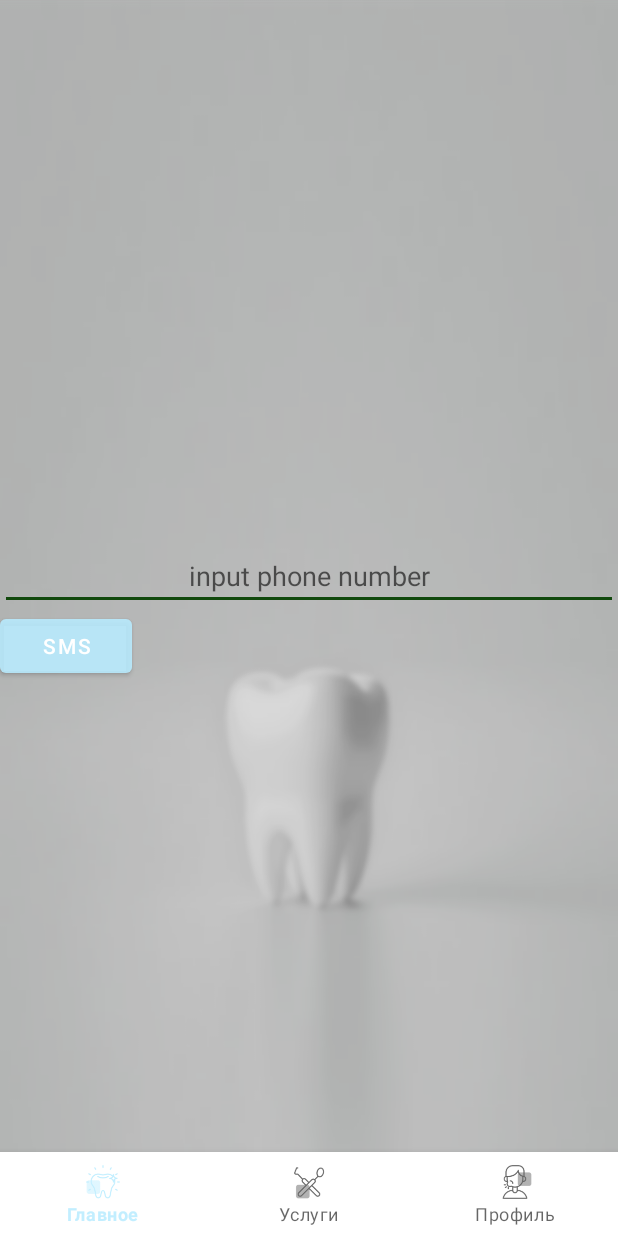
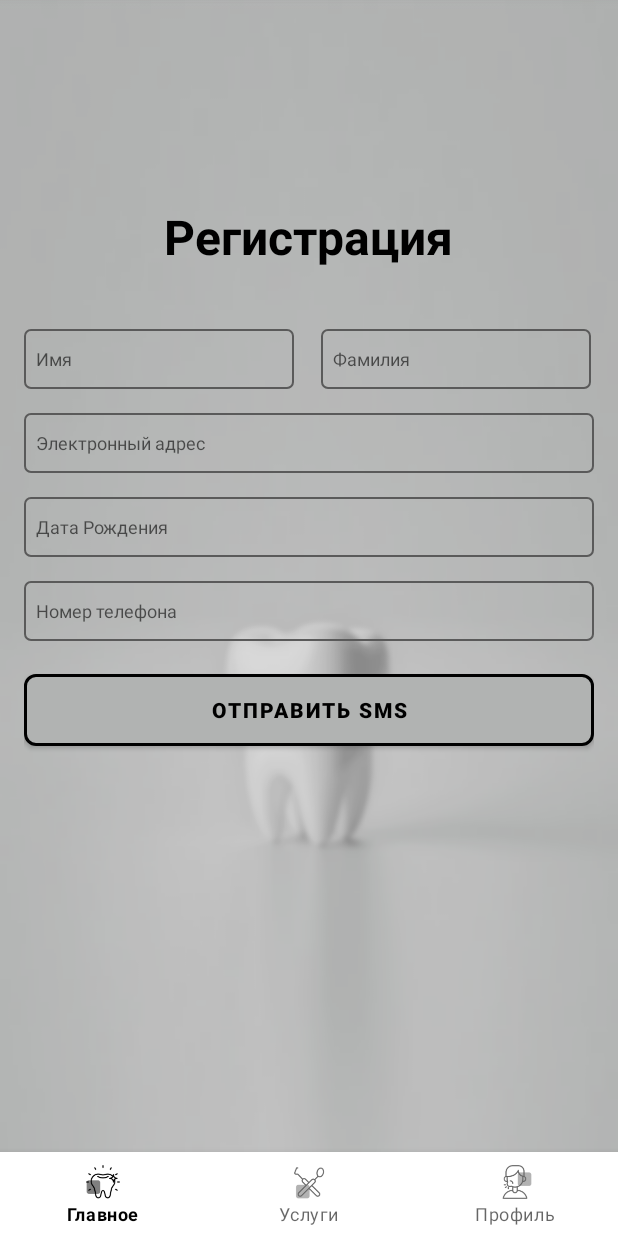
Before and after one commit to aycholpon-bektenbekova/Ibolot, an Android app: the screen it shows after launch (MainActivity), on a phone screen of 412 x 824 dp. Run offline under Robolectric (Android 15) with nearby library versions, the phone set to English and light mode, and no system bars; our stand-ins replace Firebase (no records; nobody signed in at launch, a user with empty details on screens opened directly), navigation-ui; libraries missing offline, so code that uses them is left out: by.kirich1409.viewbindingdelegate; 3 statements that could not run were skipped.

Commit message:
firebase auth

```diff
--- a/app/src/main/java/com/example/ibolot/ui/fragments/profile/ExitFragment.kt
+++ b/app/src/main/java/com/example/ibolot/ui/fragments/profile/ExitFragment.kt
@@ -15,7 +15,7 @@ class ExitFragment : Fragment(R.layout.fragment_exit) {
 
     override fun onViewCreated(view: View, savedInstanceState: Bundle?) {
         super.onViewCreated(view, savedInstanceState)
-initClicker()
+        initClicker()
     }
 
     private fun initClicker() {
--- a/app/src/main/java/com/example/ibolot/ui/fragments/profile/auth/AuthFragment.kt
+++ /dev/null
@@ -1,110 +0,0 @@
-package com.example.ibolot.ui.fragments.profile.auth
-
-import android.os.Bundle
-import android.util.Log
-import android.view.View
-import androidx.core.view.isVisible
-import androidx.navigation.fragment.findNavController
-import by.kirich1409.viewbindingdelegate.viewBinding
-import com.example.ibolot.R
-import com.example.ibolot.databinding.AuthFragmentBinding
-import com.example.ibolot.ui.fragments.base.BaseFragment
-import com.google.firebase.FirebaseException
-import com.google.firebase.FirebaseTooManyRequestsException
-import com.google.firebase.auth.*
-import java.util.concurrent.TimeUnit
-
-class AuthFragment : BaseFragment(R.layout.auth_fragment) {
-
-    private val binding by viewBinding(AuthFragmentBinding::bind)
-    private var auth = FirebaseAuth.getInstance()
-    private lateinit var uid: String
-    private lateinit var callbacks: PhoneAuthProvider.OnVerificationStateChangedCallbacks
-    private lateinit var resendToken: PhoneAuthProvider.ForceResendingToken
-
-    override fun onViewCreated(view: View, savedInstanceState: Bundle?) {
-        super.onViewCreated(view, savedInstanceState)
-        auth = FirebaseAuth.getInstance()
-        if (auth.currentUser?.uid != null) {
-            findNavController().navigate(R.id.navigation_main)
-        }
-        binding.btnSMS.setOnClickListener {
-            initCallback()
-            val options = PhoneAuthOptions.newBuilder(auth)
-                .setPhoneNumber(binding.etPhone.text.toString())
-                .setTimeout(60L, TimeUnit.SECONDS)
-                .setActivity(requireActivity())
-                .setCallbacks(callbacks)
-                .build()
-            PhoneAuthProvider.verifyPhoneNumber(options)
-        }
-        binding.btnSubmit.setOnClickListener {
-            examCode()
-        }
-    }
-
-    private fun examCode() {
-        val credential = PhoneAuthProvider.getCredential(uid,
-            binding.etCode.text.toString()
-        )
-
-        auth.signInWithCredential(credential)
-            .addOnCompleteListener(requireActivity()) { task ->
-                if (task.isSuccessful){
-                    Log.d("aic", "signInWithCredential:success")
-                    findNavController().navigate(R.id.navigation_main)
-                }else Log.d("aic", "signInWithCredential:error")
-            }
-    }
-
-    private fun initCallback() {
-        callbacks = object : PhoneAuthProvider.OnVerificationStateChangedCallbacks() {
-
-            override fun onVerificationCompleted(credential: PhoneAuthCredential) {
-                // This callback will be invoked in two situations:
-                // 1 - Instant verification. In some cases the phone number can be instantly
-                //     verified without needing to send or enter a verification code.
-                // 2 - Auto-retrieval. On some devices Google Play services can automatically
-                //     detect the incoming verification SMS and perform verification without
-                //     user action.
-//                Log.d(TAG, "onVerificationCompleted:$credential")
-//                signInWithPhoneAuthCredential(credential)
-            }
-
-            override fun onVerificationFailed(e: FirebaseException) {
-                // This callback is invoked in an invalid request for verification is made,
-                // for instance if the the phone number format is not valid.
-//                Log.w(TAG, "onVerificationFailed", e)
-                Log.d("ololo", e.message.toString())
-                if (e is FirebaseAuthInvalidCredentialsException) {
-                    // Invalid request
-                } else if (e is FirebaseTooManyRequestsException) {
-                    // The SMS quota for the project has been exceeded
-                }
-
-                // Show a message and update the UI
-            }
-
-            override fun onCodeSent(
-                verificationId: String,
-                token: PhoneAuthProvider.ForceResendingToken
-            ) {
-                // The SMS verification code has been sent to the provided phone number, we
-                // now need to ask the user to enter the code and then construct a credential
-                // by combining the code with a verification ID.
-//                Log.d(TAG, "onCodeSent:$verificationId")
-
-                // Save verification ID and resending token so we can use them later
-                uid = verificationId
-                resendToken = token
-                Log.d("aic", "auth succd")
-
-                binding.btnSubmit.isVisible = true
-                binding.etCode.isVisible = true
-                binding.etPhone.isVisible = false
-                binding.btnSMS.isVisible = false
-            }
-        }
-
-    }
-}
--- a/app/src/main/res/layout/auth_fragment.xml
+++ /dev/null
@@ -1,47 +0,0 @@
-<?xml version="1.0" encoding="utf-8"?>
-<androidx.constraintlayout.widget.ConstraintLayout xmlns:android="http://schemas.android.com/apk/res/android"
-    xmlns:tools="http://schemas.android.com/tools"
-    android:layout_width="match_parent"
-    android:layout_height="match_parent"
-    xmlns:app="http://schemas.android.com/apk/res-auto">
-
-    <EditText
-        android:gravity="center"
-        app:layout_constraintTop_toTopOf="parent"
-        app:layout_constraintBottom_toBottomOf="parent"
-        android:id="@+id/etPhone"
-        android:layout_width="match_parent"
-        android:layout_height="wrap_content"
-        android:layout_gravity="center"
-        android:inputType="phone"
-        android:hint="input phone number"
-        tools:ignore="MissingConstraints" />
-
-    <Button
-        android:id="@+id/btnSMS"
-        android:layout_width="wrap_content"
-        android:layout_height="wrap_content"
-        android:text="sms"
-        app:layout_constraintStart_toStartOf="@id/etPhone"
-        app:layout_constraintTop_toBottomOf="@id/etPhone"/>
-
-    <EditText
-        android:id="@+id/etCode"
-        app:layout_constraintTop_toTopOf="parent"
-        app:layout_constraintBottom_toBottomOf="parent"
-        android:visibility="gone"
-        android:layout_width="match_parent"
-        android:layout_height="wrap_content"
-        android:inputType="phone"
-        android:hint="input code" />
-
-    <Button
-        android:visibility="gone"
-        android:id="@+id/btnSubmit"
-        android:layout_width="wrap_content"
-        android:layout_height="wrap_content"
-        android:text="submit"
-        app:layout_constraintTop_toBottomOf="@id/etCode"
-        app:layout_constraintStart_toStartOf="@id/etCode"/>
-
-</androidx.constraintlayout.widget.ConstraintLayout>
--- a/app/src/main/res/layout/fragment_about.xml
+++ b/app/src/main/res/layout/fragment_about.xml
@@ -3,7 +3,7 @@
     xmlns:app="http://schemas.android.com/apk/res-auto"
     android:layout_width="match_parent"
     android:layout_height="match_parent"
-    android:background="#B3E0F0">
+    android:background="@drawable/ibolot_background">
 
     <ScrollView
         android:layout_width="match_parent"
--- a/app/src/main/res/layout/fragment_dentures.xml
+++ b/app/src/main/res/layout/fragment_dentures.xml
@@ -2,7 +2,7 @@
 <FrameLayout xmlns:android="http://schemas.android.com/apk/res/android"
     android:layout_width="match_parent"
     android:layout_height="match_parent"
-    android:background="@color/blue">
+    android:background="@drawable/ibolot_background">
 
    <include
       android:id="@+id/in_end_fragment"
--- a/app/src/main/res/layout/fragment_doctors.xml
+++ b/app/src/main/res/layout/fragment_doctors.xml
@@ -3,7 +3,7 @@
     android:layout_width="match_parent"
     xmlns:app="http://schemas.android.com/apk/res-auto"
     xmlns:tools="http://schemas.android.com/tools"
-    android:background="@color/blue"
+    android:background="@drawable/ibolot_background"
     android:layout_height="match_parent">
 
     <TextView
--- a/app/src/main/res/layout/fragment_main.xml
+++ b/app/src/main/res/layout/fragment_main.xml
@@ -21,7 +21,7 @@
         android:layout_height="wrap_content"
         android:layout_marginTop="8dp"
         app:dotsClickable="true"
-        app:dotsColor="@android:color/holo_blue_light"
+        app:dotsColor="@android:color/black"
         app:dotsSize="10dp"
         app:dotsSpacing="4dp"
         app:layout_constraintEnd_toEndOf="parent"
--- a/app/src/main/res/layout/fragment_registration.xml
+++ b/app/src/main/res/layout/fragment_registration.xml
@@ -92,6 +92,7 @@ app:layout_constraintStart_toStartOf="parent"
         android:layout_height="40dp"/>
 
     <EditText
+        android:visibility="gone"
         android:layout_width="match_parent"
         android:background="@drawable/edittext_background"
         android:hint="Придумайте пароль"
@@ -109,7 +110,22 @@ app:layout_constraintStart_toStartOf="parent"
         android:backgroundTint="@color/ibolot"
         app:strokeColor="@color/black"
         app:strokeWidth="2dp"
+        android:visibility="gone"
         android:text="Зарегистрироваться"
+        android:textStyle="bold"
+        android:textColor="@color/black"
+        android:gravity="center"
+        android:layout_marginBottom="40dp"
+        android:layout_height="60dp"/>
+
+    <com.google.android.material.button.MaterialButton
+        android:layout_width="match_parent"
+        app:cornerRadius="8dp"
+        android:id="@+id/btn_sms"
+        android:backgroundTint="@color/ibolot"
+        app:strokeColor="@color/black"
+        app:strokeWidth="2dp"
+        android:text="Отправить sms"
         android:textStyle="bold"
         android:textColor="@color/black"
         android:gravity="center"
--- a/app/src/main/res/layout/include_record.xml
+++ b/app/src/main/res/layout/include_record.xml
@@ -2,7 +2,6 @@
 <androidx.constraintlayout.widget.ConstraintLayout xmlns:android="http://schemas.android.com/apk/res/android"
     android:layout_width="match_parent"
     xmlns:app="http://schemas.android.com/apk/res-auto"
-    android:background="@color/blue"
     android:layout_height="match_parent">
 
     <androidx.cardview.widget.CardView
@@ -63,6 +62,7 @@
             android:paddingStart="10dp"/>
 
         <com.google.android.material.button.MaterialButton
+            app:backgroundTint="@color/blue"
             android:id="@+id/btnRecord"
             android:layout_width="match_parent"
             android:layout_height="48dp"
--- a/app/src/main/res/navigation/mobile_navigation.xml
+++ b/app/src/main/res/navigation/mobile_navigation.xml
@@ -3,7 +3,7 @@
     xmlns:app="http://schemas.android.com/apk/res-auto"
     xmlns:tools="http://schemas.android.com/tools"
     android:id="@+id/mobile_navigation"
-    app:startDestination="@+id/authFragment">
+    app:startDestination="@+id/registrationFragment">
 
     <fragment
         android:id="@+id/navigation_main"
@@ -76,9 +76,5 @@
         android:name="com.example.ibolot.ui.fragments.main.AboutFragment"
         android:label="@string/card_about"
         tools:layout="@layout/fragment_about" />
-    <fragment
-        android:id="@+id/authFragment"
-        android:name="com.example.ibolot.ui.fragments.profile.auth.AuthFragment"
-        android:label="@string/auth" />
 
 </navigation>
--- a/app/src/main/res/values/themes.xml
+++ b/app/src/main/res/values/themes.xml
@@ -1,8 +1,7 @@
-<resources xmlns:tools="http://schemas.android.com/tools">
-    <!-- Base application theme. -->
+<resources>
     <style name="Theme.Ibolot" parent="Theme.MaterialComponents.DayNight.DarkActionBar">
         <!-- Primary brand color. -->
-        <item name="colorPrimary">@color/blue</item>
+        <item name="colorPrimary">@color/black</item>
         <item name="colorPrimaryVariant">@color/purple_700</item>
         <item name="colorOnPrimary">@color/white</item>
         <!-- Secondary brand color. -->
```
Also changed, not shown: app/src/main/java/com/example/ibolot/ui/fragments/profile/ProfileFragment.kt (+0 -10 lines), app/src/main/java/com/example/ibolot/ui/fragments/profile/RegistrationFragment.kt (+90 -2 lines).
